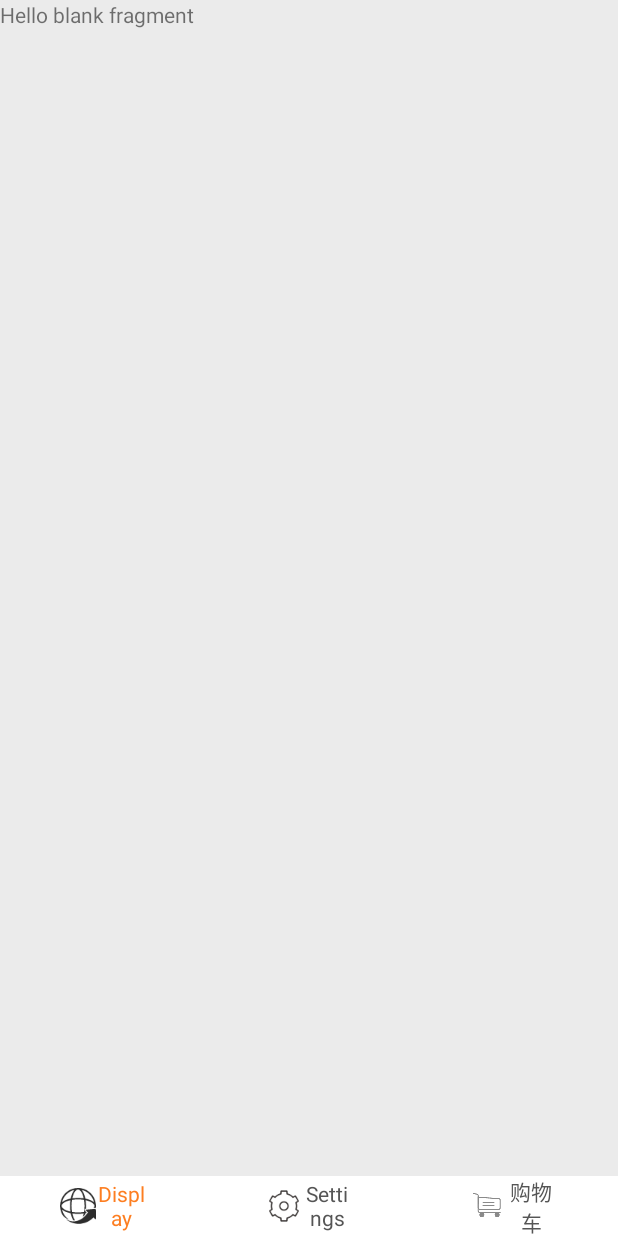
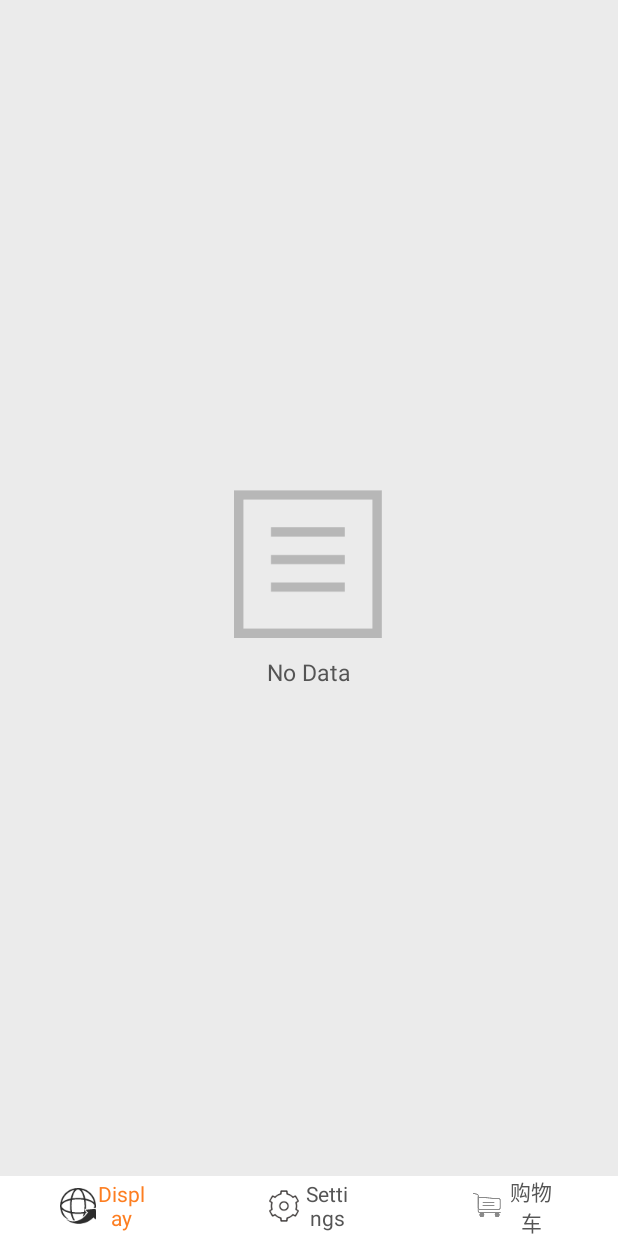
Before and after one commit to chenfan1227/CharTestDemo, an Android app: the fragment ShoppingFragment placed in its activity, on a phone screen of 412 x 824 dp. Run offline under Robolectric (Android 15) with nearby library versions, the phone set to English and light mode, and no system bars; our stand-ins replace ButterKnife, CircleImageView; 2 statements that could not run were skipped.

```diff
--- /dev/null
+++ b/app/src/main/res/layout/display_no_data.xml
@@ -0,0 +1,19 @@
+<?xml version="1.0" encoding="utf-8"?>
+<LinearLayout xmlns:android="http://schemas.android.com/apk/res/android"
+    android:id="@+id/display_no_word_linear"
+    android:layout_width="match_parent"
+    android:layout_height="match_parent"
+    android:gravity="center"
+    android:orientation="vertical">
+
+    <ImageView
+        style="@style/ImageView"
+        android:src="@mipmap/no_data" />
+
+    <TextView
+        style="@style/TextView.Default.MainC6F3"
+        android:layout_marginTop="12dp"
+        android:text="@string/display_no_data" />
+
+
+</LinearLayout>
--- a/app/src/main/res/layout/fragment_shopping.xml
+++ b/app/src/main/res/layout/fragment_shopping.xml
@@ -1,14 +1,15 @@
 <?xml version="1.0" encoding="utf-8"?>
-<FrameLayout xmlns:android="http://schemas.android.com/apk/res/android"
+<LinearLayout xmlns:android="http://schemas.android.com/apk/res/android"
     xmlns:tools="http://schemas.android.com/tools"
     android:layout_width="match_parent"
     android:layout_height="match_parent"
+    android:background="@color/c1"
+    android:orientation="vertical"
     tools:context=".fragments.ShoppingFragment">
 
-    <!-- TODO: Update blank fragment layout -->
-    <TextView
+    <include
+        layout="@layout/display_no_data"
         android:layout_width="match_parent"
-        android:layout_height="match_parent"
-        android:text="@string/hello_blank_fragment" />
-
-</FrameLayout>
+        android:layout_height="0dp"
+        android:layout_weight="1" />
+</LinearLayout>
--- a/app/src/main/res/values/strings.xml
+++ b/app/src/main/res/values/strings.xml
@@ -34,6 +34,7 @@
     <string name="display_no_phrase">You don\'t have any phrase</string>
     <string name="display_no_word">Let\'s help you communicate with others</string>
     <string name="display_add_phrase">Add phrase</string>
+    <string name="display_no_data">No Data</string>
 
     <string name="display_speak">Hold to Talk</string>
 
```
Also changed, not shown: app/src/main/res/mipmap-xhdpi/no_data.png (added).
